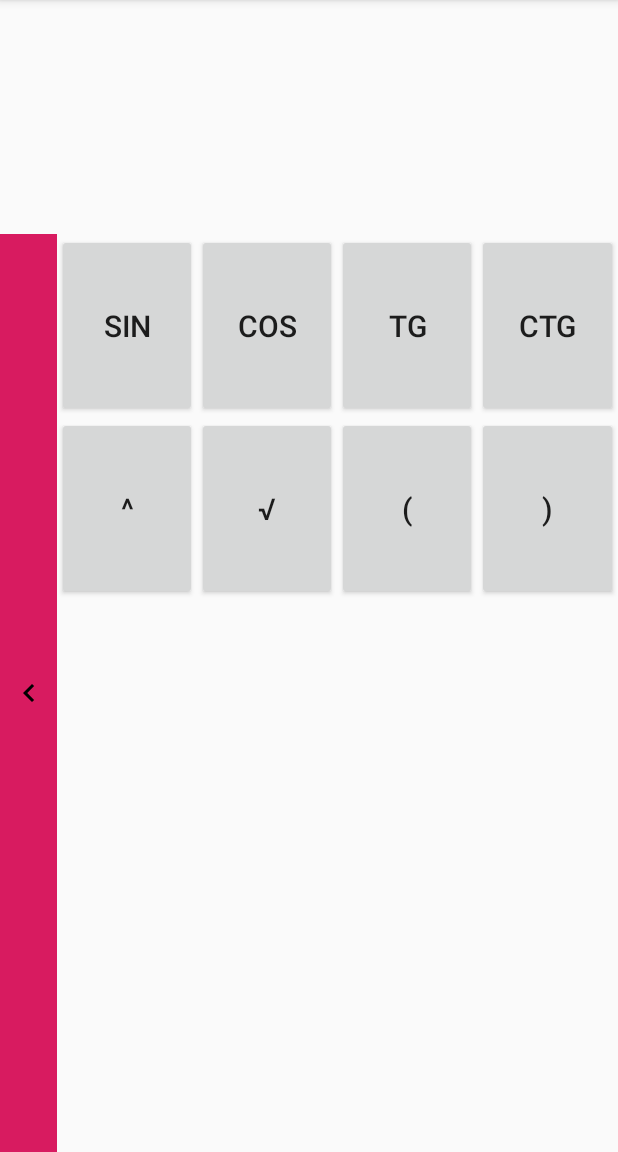
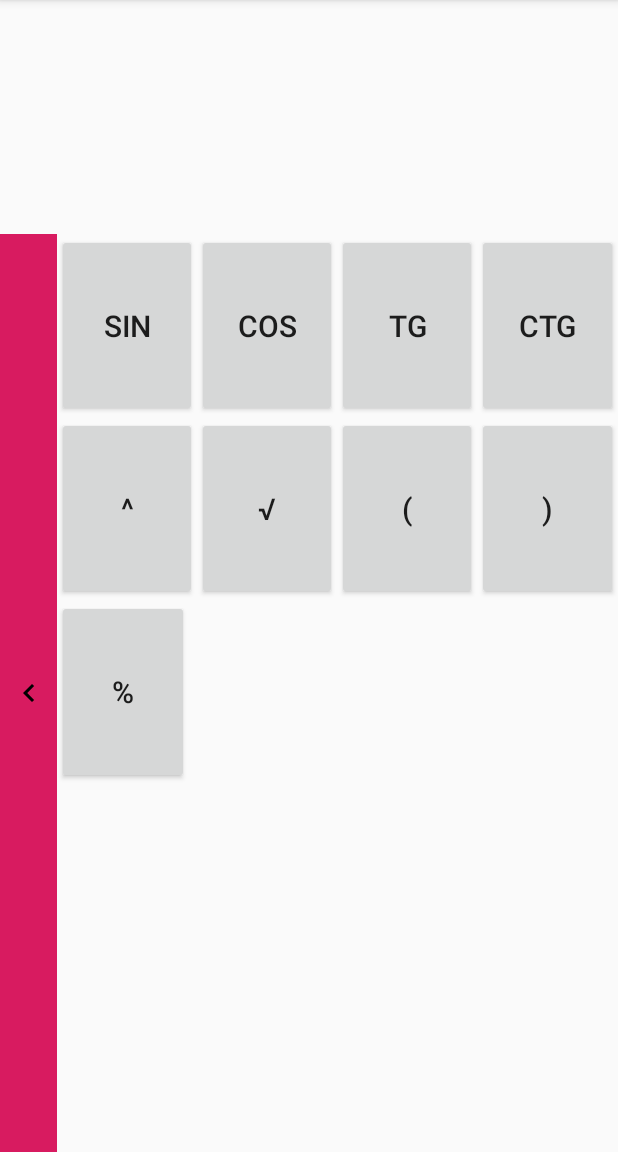
Before and after one commit to dattran01477/Group2_LapTrinhDiDong_ChieuThu5, an Android app: the ConActivity screen opened directly, with no data from a screen before it, on a phone screen of 412 x 824 dp, the part 84-1236 px from its top. Run offline under Robolectric (Android 15) with nearby library versions, the phone set to English and light mode, and no system bars.

Commit message:
sua doi button va id button

```diff
--- a/app/src/main/java/com/example/calculator/ConActivity.java
+++ b/app/src/main/java/com/example/calculator/ConActivity.java
@@ -17,7 +17,7 @@ public class ConActivity extends AppCompatActivity implements  View.OnClickListe
     private  TextView textResult;
     private  int[] idButton={
             R.id.btnSin,R.id.btnCos,R.id.btnTan,R.id.btnCot,
-            R.id.btnLt,R.id.btnSquareroot,R.id.btnOpenbrackets,R.id.btnClosebrackets
+            R.id.btnLt,R.id.btnSquareroot,R.id.btnOpenbrackets,R.id.btnClosebrackets,R.id.btnMod
     };
     public static final int MY_REQUEST_CODE = 100;
     @Override
--- a/app/src/main/java/com/example/calculator/Presenter/CalculatorPresenter.java
+++ b/app/src/main/java/com/example/calculator/Presenter/CalculatorPresenter.java
@@ -69,7 +69,7 @@ public class CalculatorPresenter {
             case AppConstant.add:
                 return operation.addExpr(a, b);
             case AppConstant.sub:
-                return operation.subExpr(a, b);
+                return operation.subExpr(b, a);
             case AppConstant.mul:
                 return operation.multiExpr(a, b);
             case AppConstant.mod:
--- a/app/src/main/res/layout/activity_con.xml
+++ b/app/src/main/res/layout/activity_con.xml
@@ -143,11 +143,17 @@
                 </LinearLayout>
 
                 <LinearLayout
-                    android:layout_width="match_parent"
+                    android:layout_width="wrap_content"
                     android:layout_height="0dp"
                     android:layout_weight="1"
                     android:orientation="horizontal">
-
+                    <Button
+                        android:id="@+id/btnMod"
+                        android:layout_width="0dp"
+                        android:layout_height="match_parent"
+                        android:layout_weight="1"
+                        android:text="%"
+                        android:textSize="20sp" />
 
 
                 </LinearLayout>
```
Also changed, not shown: app/src/main/java/com/example/calculator/MainActivity.java (+25 -7 lines), app/src/main/res/layout/activity_main.xml (+4 -4 lines), 108 other files.
